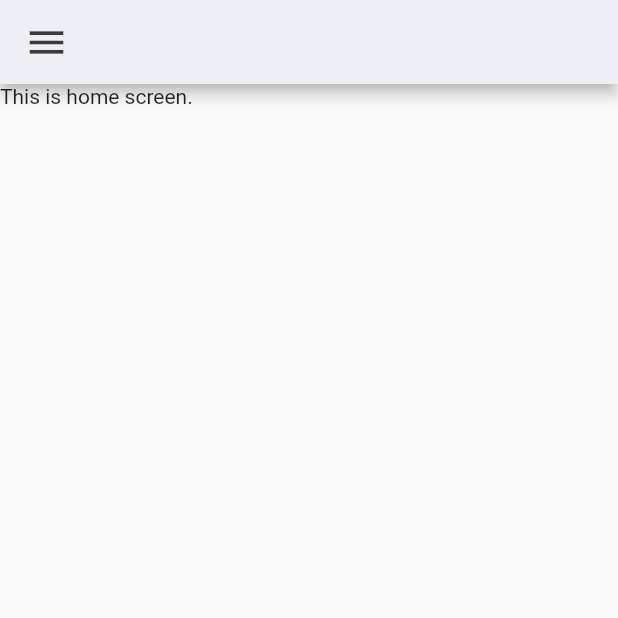
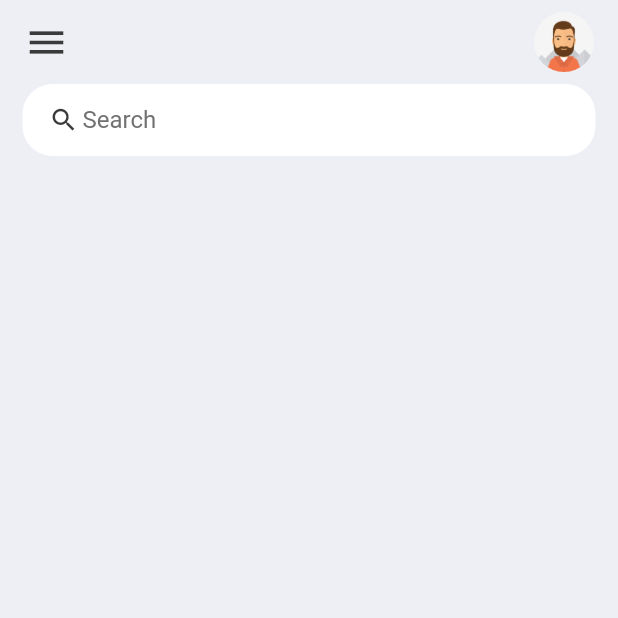
Before and after one commit to mosesmwila/Daily-Tasks, a Flutter app: the screen it shows after launch, on a phone screen of 412 x 824 dp, the top half of it. Run offline on Flutter 3.47's test engine with Material 2 defaults, Android fonts, the phone set to English and light mode, and no system bars.

Commit message:
Added Search

```diff
--- a/lib/main.dart
+++ b/lib/main.dart
@@ -1,4 +1,5 @@
 import 'package:daily_tasks/screens/home.dart';
+import 'package:flutter/services.dart';
 import 'package:flutter/material.dart';
 
 
@@ -12,8 +13,10 @@ class MyApp extends StatelessWidget {
   // This widget is the root of your application.
   @override
   Widget build(BuildContext context) {
+    SystemChrome.setSystemUIOverlayStyle(const SystemUiOverlayStyle(statusBarColor: Colors.transparent));
     return const MaterialApp(
-      title: 'Flutter Demo',
+      debugShowCheckedModeBanner: false,
+      title: 'Daily Tasks',
       home: Home(),
     );
   }
--- a/lib/screens/home.dart
+++ b/lib/screens/home.dart
@@ -7,17 +7,60 @@ class Home extends StatelessWidget {
   @override
   Widget build(BuildContext context){
     return Scaffold(
-      appBar: AppBar(
-        backgroundColor: tdBGColor,
-          title: Row(children: [
-            Icon(
-              Icons.menu,
-              color: tdBlack,
-              size:30,
-    )
-        ]),
+      backgroundColor: tdBGColor,
+      appBar: _buildAppBar(),
+      body: Container (
+        padding: const EdgeInsets.symmetric(horizontal: 15),
+        child: Column(
+        children: [
+           searchBox(),
+        ],
       ),
-      body: const Text('This is home screen.'),
+    ),
+    );
+  }
+
+  Widget searchBox() {
+    return Container(
+      padding: const EdgeInsets.symmetric(horizontal: 15),
+      decoration: BoxDecoration(
+          color: Colors.white,
+          borderRadius: BorderRadius.circular(20)
+      ),
+      child: const TextField(
+        decoration: InputDecoration(
+          contentPadding: EdgeInsets.all(0),
+          prefixIcon: Icon(Icons.search, color: tdBlack,size:20,),
+          prefixIconConstraints: BoxConstraints(maxHeight: 20, minWidth: 25),
+          border: InputBorder.none,
+          hintText: 'Search',
+          hintStyle: TextStyle(color: tdGrey),
+        ),
+      ),
+    );
+  }
+
+  AppBar _buildAppBar() {
+    return AppBar(
+      elevation: 0,
+      backgroundColor: tdBGColor,
+        title: Row(
+            mainAxisAlignment: MainAxisAlignment.spaceBetween,
+            children: [
+          const Icon(
+            Icons.menu,
+            color: tdBlack,
+            size:30,
+  ),
+          SizedBox(
+            height: 40,
+              width: 40,
+            child: ClipRRect(
+              borderRadius: BorderRadius.circular(20),
+              child: Image.asset('assets/images/avatar.png'),
+            ),
+          )
+      ]),
     );
   }
 }
```
